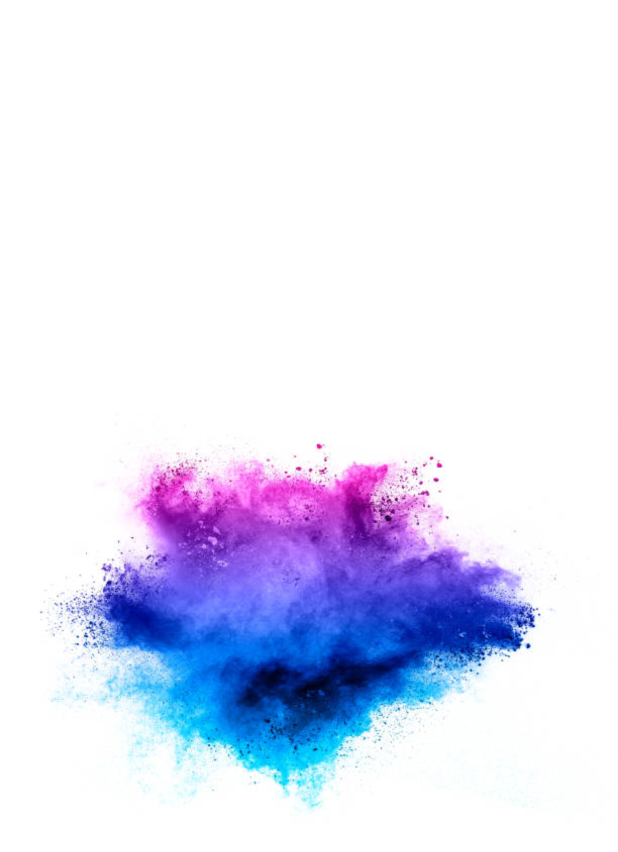
After one commit to yohswha/Taskio, an Android app: the SplashActivity screen opened directly, with no data from a screen before it, on a phone screen of 412 x 824 dp. The commit adds this screen. Shown: the top 852 px of the screen. Run offline under Robolectric (Android 15) with nearby library versions, the phone set to English and light mode, and no system bars.

Commit message:
splash updates

```diff
--- /dev/null
+++ b/app/src/main/java/com/example/taskio/view/SplashActivity.java
@@ -0,0 +1,39 @@
+package com.example.taskio.view;
+
+import android.content.Intent;
+import android.os.Bundle;
+import android.os.Handler;
+import android.os.Looper;
+
+import androidx.activity.EdgeToEdge;
+import androidx.appcompat.app.AppCompatActivity;
+import androidx.core.graphics.Insets;
+import androidx.core.view.ViewCompat;
+import androidx.core.view.WindowInsetsCompat;
+
+import com.example.taskio.R;
+
+public class SplashActivity extends AppCompatActivity {
+
+    @Override
+    protected void onCreate(Bundle savedInstanceState) {
+        super.onCreate(savedInstanceState);
+        EdgeToEdge.enable(this);
+        setContentView(R.layout.activity_splash);
+        ViewCompat.setOnApplyWindowInsetsListener(findViewById(R.id.main), (v, insets) -> {
+            Insets systemBars = insets.getInsets(WindowInsetsCompat.Type.systemBars());
+            v.setPadding(systemBars.left, systemBars.top, systemBars.right, systemBars.bottom);
+            return insets;
+
+        });
+
+
+        new Handler(Looper.getMainLooper()).postDelayed(() -> {
+            Intent intent = new Intent(SplashActivity.this, LoginActivity.class);
+            startActivity(intent);
+            finish(); // Prevents returning to splash on back press
+        }, 2000); // 2-second delay
+
+
+    }
+}
--- /dev/null
+++ b/app/src/main/res/layout/activity_splash.xml
@@ -0,0 +1,15 @@
+<?xml version="1.0" encoding="utf-8"?>
+<RelativeLayout xmlns:android="http://schemas.android.com/apk/res/android"
+    android:id="@+id/main"
+    android:layout_width="match_parent"
+    android:layout_height="match_parent"
+    android:background="@color/white">
+
+    <ImageView
+        android:id="@+id/splashImage"
+        android:layout_width="wrap_content"
+        android:layout_height="wrap_content"
+        android:src="@drawable/splash"
+        android:layout_centerInParent="true"
+        android:contentDescription="" />
+</RelativeLayout>
--- a/app/src/main/res/values/themes.xml
+++ b/app/src/main/res/values/themes.xml
@@ -1,3 +1,4 @@
+
 <resources xmlns:tools="http://schemas.android.com/tools">
     <!-- Base application theme. -->
     <style name="Base.Theme.Taskio" parent="Theme.Material3.DayNight.NoActionBar">
@@ -5,5 +6,6 @@
         <!-- <item name="colorPrimary">@color/my_light_primary</item> -->
     </style>
 
-    <style name="Theme.Taskio" parent="Base.Theme.Taskio" />
-</resources>
+    <style name="Theme.Taskio.Splash" parent="Theme.MaterialComponents.DayNight.NoActionBar">
+        <item name="android:windowBackground">@drawable/splash</item>
+    </style></resources>
```
Also changed, not shown: app/src/main/AndroidManifest.xml (+10 -9 lines), app/src/main/res/drawable/splash.jpg (added).
